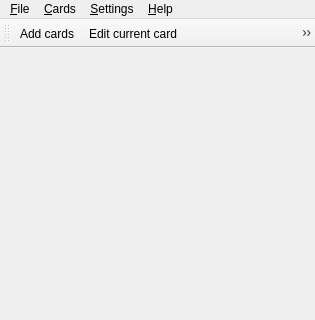
Above: mnemosyne/mnemosyne/pyqt_ui/main_wdgt.ui from mnemosyne-proj/mnemosyne before the change; both pictures show x 0 to 315 and y 0 to 320 of the 315 by 494 pixel window. Below: the same form after it.
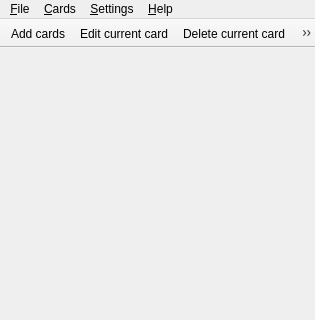
That is the form after the change. Icons and pictures are not drawn.

Commit message: -Make dialog titles more consistent (reported by Troy Guze). -Don't create a silly popup menu saying 'toolBar' when right clicking on  the toolbar (reported by Troy Guze). -Make grade shortcuts work in cramming scheduler (<=1 for pass)  (reported by Troy Guze).

The edit to the form file:
```diff
--- a/mnemosyne/mnemosyne/pyqt_ui/main_wdgt.ui
+++ b/mnemosyne/mnemosyne/pyqt_ui/main_wdgt.ui
@@ -87,6 +87,9 @@
    <property name="windowTitle">
     <string>toolBar</string>
    </property>
+   <property name="movable">
+    <bool>false</bool>
+   </property>
    <property name="iconSize">
     <size>
      <width>22</width>
```
Left out of the diff: 3 changed lines with no effect on the pictures. The commit also changes 7 other files.
